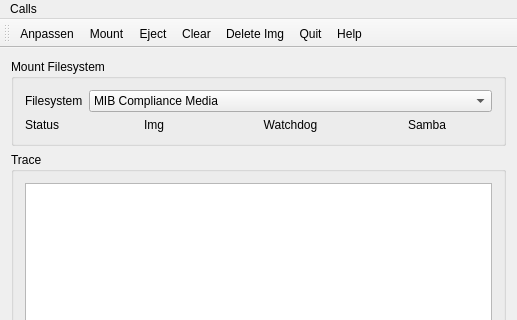
Above: GUI/mainwindow.ui from luxc1101/Raspi-USB-Simulator before the change; both pictures show x 0 to 517 and y 0 to 320 of the 517 by 496 pixel window. Below: the same form after it.
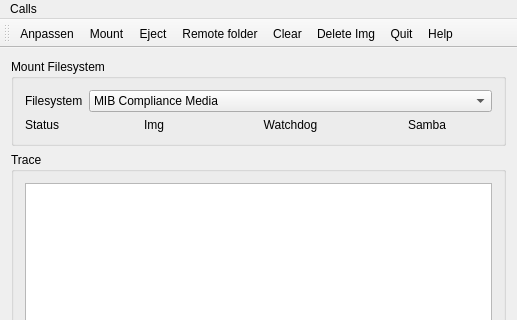
That is the form after the change. Icons and pictures are not drawn.

Commit message: add remote folder feature

```diff
--- a/GUI/mainwindow.ui
+++ b/GUI/mainwindow.ui
@@ -223,6 +223,7 @@
    <addaction name="actionAnpassen"/>
    <addaction name="actionMount"/>
    <addaction name="actionEject"/>
+   <addaction name="actionRemote_folder"/>
    <addaction name="actionClear"/>
    <addaction name="actionDelect_Img"/>
    <addaction name="actionQuit"/>
@@ -295,6 +296,15 @@
     <string>Delete Img</string>
    </property>
   </action>
+  <action name="actionRemote_folder">
+   <property name="icon">
+    <iconset resource="ProQrc.qrc">
+     <normaloff>:/Image/remote.png</normaloff>:/Image/remote.png</iconset>
+   </property>
+   <property name="text">
+    <string>Remote folder</string>
+   </property>
+  </action>
  </widget>
  <layoutdefault spacing="6" margin="11"/>
  <resources>
```
Left out of the diff: 1 changed line with no effect on the pictures. The commit also changes 6 other files.
